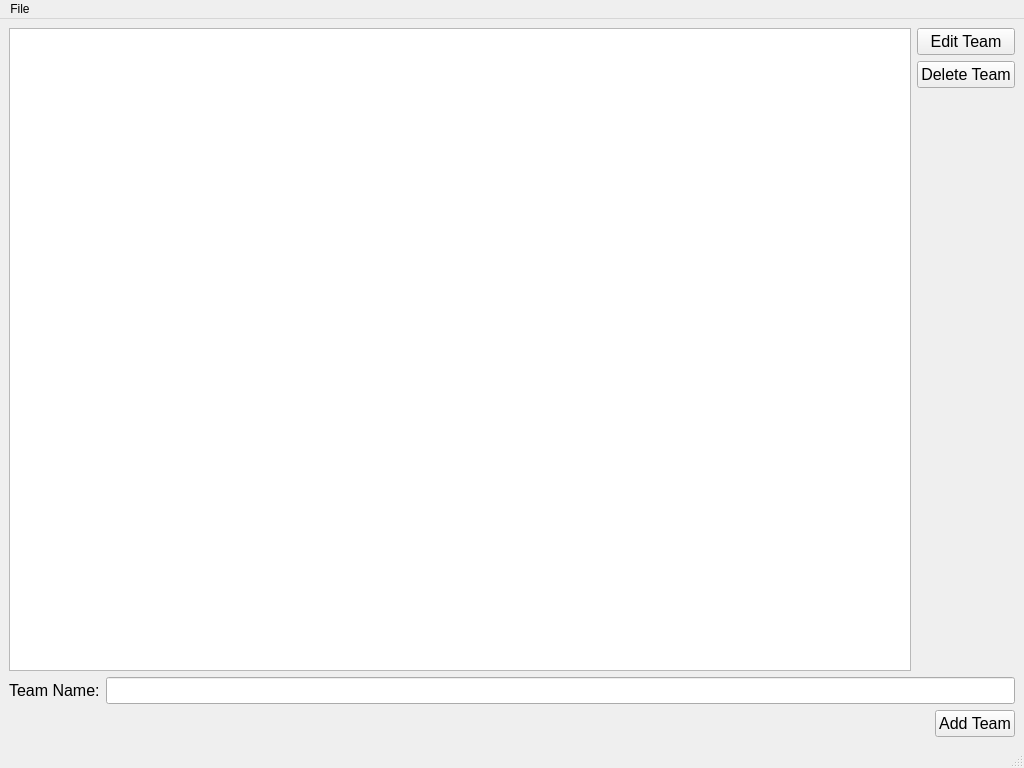
The window that ui/league_editor.ui (Jim-Kowalski/Jim-Kowalski-CPSC-4970-CurlingLeague) describes before a commit, drawn with Qt 5.
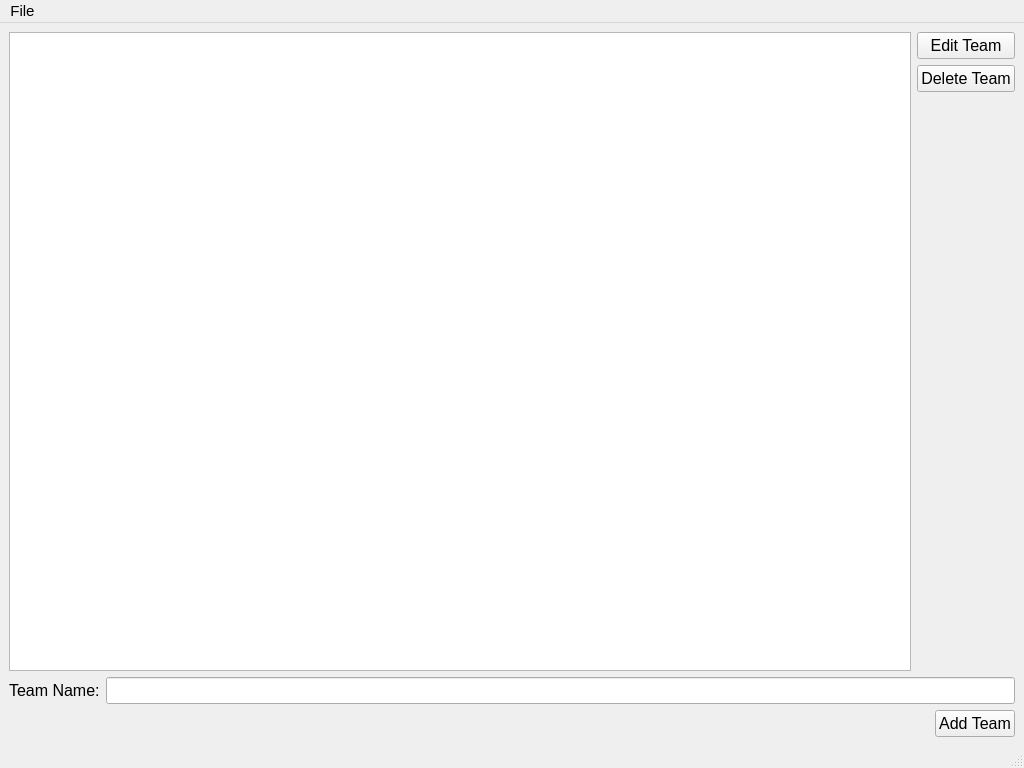
The same window after the commit.

Commit message: 2024-04-24 - Updated ReadMe.md and changed some of the UI font sizes for each form.

The edit to the form file:
```diff
--- a/ui/league_editor.ui
+++ b/ui/league_editor.ui
@@ -19,6 +19,11 @@
      <layout class="QHBoxLayout" name="horizontalLayout_2">
       <item>
        <widget class="QTableWidget" name="team_table_widget">
+        <property name="font">
+         <font>
+          <pointsize>11</pointsize>
+         </font>
+        </property>
         <property name="mouseTracking">
          <bool>true</bool>
         </property>
@@ -139,9 +144,14 @@
      <x>0</x>
      <y>0</y>
      <width>1024</width>
-     <height>22</height>
+     <height>26</height>
     </rect>
    </property>
+   <property name="font">
+    <font>
+     <pointsize>11</pointsize>
+    </font>
+   </property>
    <widget class="QMenu" name="menuFile">
     <property name="title">
      <string>File</string>
```
The commit also changes 4 other files.
